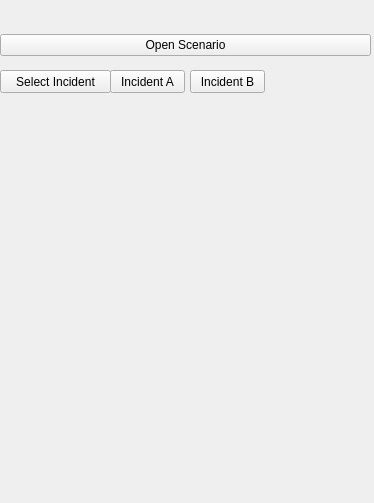
Before: the Qt Designer form PRS_dockwidget_base.ui in EnderPeter/GEO1005, drawn with Qt 5.
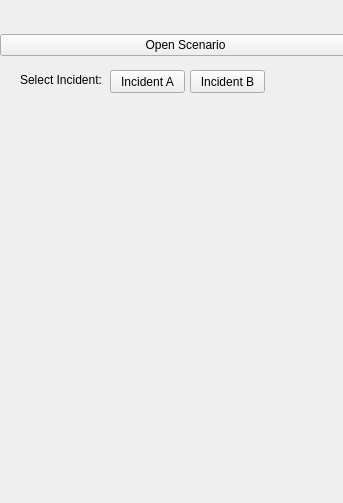
After: the same form once the commit is applied.

Commit message: Open Street Map working well ! Activate or Inactivate Incident Buttons also working

Diff of the .ui file:
```diff
--- a/PRS_dockwidget_base.ui
+++ b/PRS_dockwidget_base.ui
@@ -6,7 +6,7 @@
    <rect>
     <x>0</x>
     <y>0</y>
-    <width>374</width>
+    <width>343</width>
     <height>503</height>
    </rect>
   </property>
@@ -27,20 +27,7 @@
      <string>Incident A</string>
     </property>
    </widget>
-   <widget class="QPushButton" name="pushButton_2">
-    <property name="geometry">
-     <rect>
-      <x>0</x>
-      <y>70</y>
-      <width>111</width>
-      <height>23</height>
-     </rect>
-    </property>
-    <property name="text">
-     <string>Select Incident</string>
-    </property>
-   </widget>
-   <widget class="QPushButton" name="pushButton_3">
+   <widget class="QPushButton" name="incident_b">
     <property name="geometry">
      <rect>
       <x>190</x>
@@ -72,6 +59,19 @@
      </item>
     </layout>
    </widget>
+   <widget class="QLabel" name="selectLayerLabel">
+    <property name="geometry">
+     <rect>
+      <x>20</x>
+      <y>60</y>
+      <width>99</width>
+      <height>39</height>
+     </rect>
+    </property>
+    <property name="text">
+     <string>Select Incident:</string>
+    </property>
+   </widget>
   </widget>
  </widget>
  <resources/>
```
Left out of the diff: 2 changed lines with no effect on the pictures. The commit also changes 4 other files.
